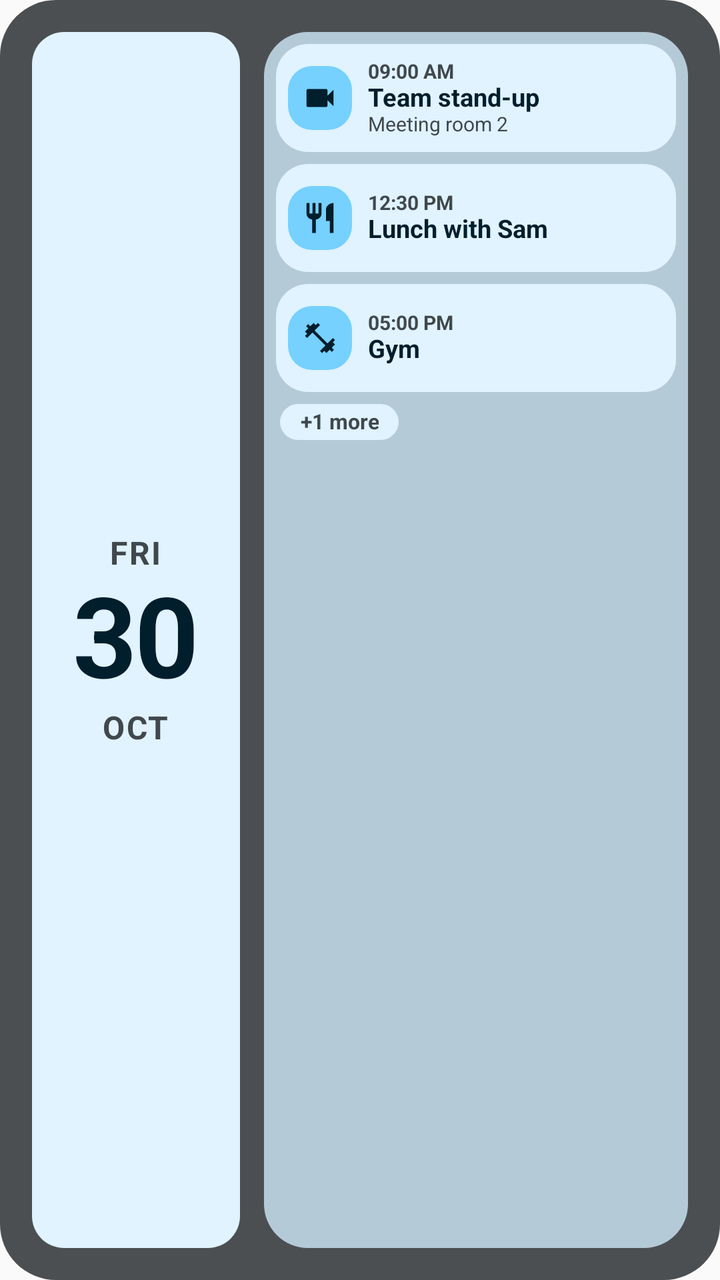
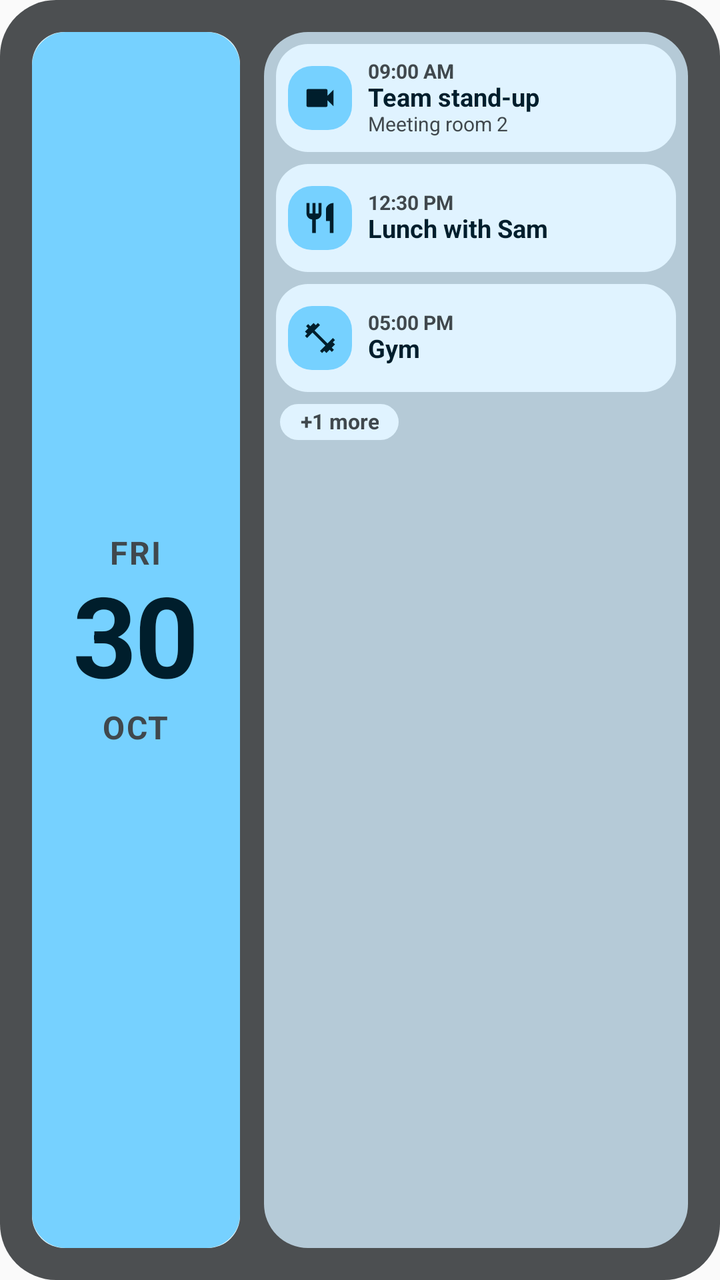

Two renders of the same Android screen: before a commit and after it. Below are the layout's source before the change and the commit's diff.
<!-- AndroidManifest.xml: application theme Theme.WidgetsPlus -->
<!-- res/layout/widget_agenda_preview.xml -->
<?xml version="1.0" encoding="utf-8"?>
<FrameLayout xmlns:android="http://schemas.android.com/apk/res/android"
    xmlns:tools="http://schemas.android.com/tools"
    tools:ignore="UseAppTint"
    android:layout_width="match_parent"
    android:layout_height="match_parent">

    <ImageView android:layout_width="match_parent" android:layout_height="match_parent" android:alpha="0.85" android:contentDescription="@null" android:scaleType="fitXY" android:src="@drawable/agenda_shape_plate" android:tint="@color/agenda_plate" />

    <LinearLayout
        android:layout_width="match_parent"
        android:layout_height="match_parent"
        android:baselineAligned="false"
        android:orientation="horizontal"
        android:padding="16dp">

        <FrameLayout
            android:layout_width="104dp"
            android:layout_height="match_parent">
            <ImageView android:layout_width="match_parent" android:layout_height="match_parent" android:contentDescription="@null" android:scaleType="fitXY" android:src="@drawable/agenda_shape_card" android:tint="@color/agenda_card" />
            <LinearLayout android:layout_width="match_parent" android:layout_height="match_parent" android:gravity="center" android:orientation="vertical">
                <TextView android:layout_width="wrap_content" android:layout_height="wrap_content" android:letterSpacing="0.05" android:text="@string/preview_dow" android:textAllCaps="true" android:textColor="@color/agenda_on_card_var" android:textSize="16sp" android:textStyle="bold" />
                <TextView android:layout_width="wrap_content" android:layout_height="wrap_content" android:includeFontPadding="false" android:letterSpacing="-0.02" android:text="@string/preview_day" android:textColor="@color/agenda_on_card" android:textSize="56sp" android:textStyle="bold" />
                <TextView android:layout_width="wrap_content" android:layout_height="wrap_content" android:letterSpacing="0.05" android:text="@string/preview_mon" android:textAllCaps="true" android:textColor="@color/agenda_on_card_var" android:textSize="16sp" android:textStyle="bold" />
            </LinearLayout>
        </FrameLayout>

        <FrameLayout
            android:layout_width="0dp"
            android:layout_height="match_parent"
            android:layout_marginStart="12dp"
            android:layout_weight="1">
            <ImageView android:layout_width="match_parent" android:layout_height="match_parent" android:contentDescription="@null" android:scaleType="fitXY" android:src="@drawable/agenda_shape_group" android:tint="@color/agenda_group" />
            <LinearLayout android:layout_width="match_parent" android:layout_height="match_parent" android:orientation="vertical" android:padding="6dp">

                <FrameLayout android:layout_width="match_parent" android:layout_height="54dp">
                    <ImageView android:layout_width="match_parent" android:layout_height="match_parent" android:contentDescription="@null" android:scaleType="fitXY" android:src="@drawable/agenda_shape_card" android:tint="@color/agenda_card" />
                    <LinearLayout android:layout_width="match_parent" android:layout_height="match_parent" android:gravity="center_vertical" android:orientation="horizontal" android:paddingStart="6dp" android:paddingEnd="8dp">
                        <FrameLayout android:layout_width="32dp" android:layout_height="32dp">
                            <ImageView android:layout_width="match_parent" android:layout_height="match_parent" android:contentDescription="@null" android:scaleType="fitXY" android:src="@drawable/agenda_shape_badge" android:tint="@color/agenda_badge" />
                            <ImageView android:layout_width="18dp" android:layout_height="18dp" android:layout_gravity="center" android:contentDescription="@null" android:src="@drawable/ic_agenda_videocam" android:tint="@color/agenda_on_card" />
                        </FrameLayout>
                        <LinearLayout android:layout_width="0dp" android:layout_height="wrap_content" android:layout_marginStart="8dp" android:layout_weight="1" android:orientation="vertical">
                            <TextView android:layout_width="match_parent" android:layout_height="wrap_content" android:includeFontPadding="false" android:maxLines="1" android:text="@string/preview_when_1" android:textColor="@color/agenda_on_card_var" android:textSize="10sp" android:textStyle="bold" />
                            <TextView android:layout_width="match_parent" android:layout_height="wrap_content" android:ellipsize="end" android:includeFontPadding="false" android:maxLines="1" android:text="@string/preview_title_1" android:textColor="@color/agenda_on_card" android:textSize="12.5sp" android:textStyle="bold" />
                            <TextView android:layout_width="match_parent" android:layout_height="wrap_content" android:ellipsize="end" android:includeFontPadding="false" android:maxLines="1" android:text="@string/preview_loc_1" android:textColor="@color/agenda_on_card_var" android:textSize="10sp" />
                        </LinearLayout>
                    </LinearLayout>
                </FrameLayout>

                <FrameLayout android:layout_width="match_parent" android:layout_height="54dp" android:layout_marginTop="6dp">
                    <ImageView android:layout_width="match_parent" android:layout_height="match_parent" android:contentDescription="@null" android:scaleType="fitXY" android:src="@drawable/agenda_shape_card" android:tint="@color/agenda_card" />
                    <LinearLayout android:layout_width="match_parent" android:layout_height="match_parent" android:gravity="center_vertical" android:orientation="horizontal" android:paddingStart="6dp" android:paddingEnd="8dp">
                        <FrameLayout android:layout_width="32dp" android:layout_height="32dp">
                            <ImageView android:layout_width="match_parent" android:layout_height="match_parent" android:contentDescription="@null" android:scaleType="fitXY" android:src="@drawable/agenda_shape_badge" android:tint="@color/agenda_badge" />
                            <ImageView android:layout_width="18dp" android:layout_height="18dp" android:layout_gravity="center" android:contentDescription="@null" android:src="@drawable/ic_agenda_restaurant" android:tint="@color/agenda_on_card" />
                        </FrameLayout>
                        <LinearLayout android:layout_width="0dp" android:layout_height="wrap_content" android:layout_marginStart="8dp" android:layout_weight="1" android:orientation="vertical">
                            <TextView android:layout_width="match_parent" android:layout_height="wrap_content" android:includeFontPadding="false" android:maxLines="1" android:text="@string/preview_when_2" android:textColor="@color/agenda_on_card_var" android:textSize="10sp" android:textStyle="bold" />
                            <TextView android:layout_width="match_parent" android:layout_height="wrap_content" android:ellipsize="end" android:includeFontPadding="false" android:maxLines="1" android:text="@string/preview_title_2" android:textColor="@color/agenda_on_card" android:textSize="12.5sp" android:textStyle="bold" />
                        </LinearLayout>
                    </LinearLayout>
                </FrameLayout>

                <FrameLayout android:layout_width="match_parent" android:layout_height="54dp" android:layout_marginTop="6dp">
                    <ImageView android:layout_width="match_parent" android:layout_height="match_parent" android:contentDescription="@null" android:scaleType="fitXY" android:src="@drawable/agenda_shape_card" android:tint="@color/agenda_card" />
                    <LinearLayout android:layout_width="match_parent" android:layout_height="match_parent" android:gravity="center_vertical" android:orientation="horizontal" android:paddingStart="6dp" android:paddingEnd="8dp">
                        <FrameLayout android:layout_width="32dp" android:layout_height="32dp">
                            <ImageView android:layout_width="match_parent" android:layout_height="match_parent" android:contentDescription="@null" android:scaleType="fitXY" android:src="@drawable/agenda_shape_badge" android:tint="@color/agenda_badge" />
                            <ImageView android:layout_width="18dp" android:layout_height="18dp" android:layout_gravity="center" android:contentDescription="@null" android:src="@drawable/ic_agenda_fitness" android:tint="@color/agenda_on_card" />
                        </FrameLayout>
                        <LinearLayout android:layout_width="0dp" android:layout_height="wrap_content" android:layout_marginStart="8dp" android:layout_weight="1" android:orientation="vertical">
                            <TextView android:layout_width="match_parent" android:layout_height="wrap_content" android:includeFontPadding="false" android:maxLines="1" android:text="@string/preview_when_3" android:textColor="@color/agenda_on_card_var" android:textSize="10sp" android:textStyle="bold" />
                            <TextView android:layout_width="match_parent" android:layout_height="wrap_content" android:ellipsize="end" android:includeFontPadding="false" android:maxLines="1" android:text="@string/preview_title_3" android:textColor="@color/agenda_on_card" android:textSize="12.5sp" android:textStyle="bold" />
                        </LinearLayout>
                    </LinearLayout>
                </FrameLayout>

                <FrameLayout android:layout_width="wrap_content" android:layout_height="18dp" android:layout_marginStart="2dp" android:layout_marginTop="6dp">
                    <ImageView android:layout_width="match_parent" android:layout_height="match_parent" android:contentDescription="@null" android:scaleType="fitXY" android:src="@drawable/agenda_shape_chip" android:tint="@color/agenda_card" />
                    <TextView android:layout_width="wrap_content" android:layout_height="match_parent" android:gravity="center" android:includeFontPadding="false" android:paddingStart="10dp" android:paddingEnd="10dp" android:text="@string/preview_more" android:textColor="@color/agenda_on_card_var" android:textSize="10.5sp" android:textStyle="bold" />
                </FrameLayout>
            </LinearLayout>
        </FrameLayout>
    </LinearLayout>
</FrameLayout>
<!-- resources referenced by this layout -->
<resources>
  <color name="agenda_badge">#F5B895</color>
  <color name="agenda_card">#FDF2EC</color>
  <color name="agenda_group">#F2C4A7</color>
  <color name="agenda_on_card">#2B1B12</color>
  <color name="agenda_on_card_var">#65534A</color>
  <color name="agenda_plate">#3A312C</color>
  <!-- drawable agenda_shape_badge (drawable) -->
  <?xml version="1.0" encoding="utf-8"?>
  <shape xmlns:android="http://schemas.android.com/apk/res/android" android:shape="rectangle">
      <solid android:color="#FFFFFFFF" />
      <corners android:radius="12dp" />
  </shape>
  <!-- drawable agenda_shape_card (drawable) -->
  <?xml version="1.0" encoding="utf-8"?>
  <shape xmlns:android="http://schemas.android.com/apk/res/android" android:shape="rectangle">
      <solid android:color="#FFFFFFFF" />
      <corners android:radius="16dp" />
  </shape>
  <!-- drawable agenda_shape_chip (drawable) -->
  <?xml version="1.0" encoding="utf-8"?>
  <shape xmlns:android="http://schemas.android.com/apk/res/android" android:shape="rectangle">
      <solid android:color="#FFFFFFFF" />
      <corners android:radius="999dp" />
  </shape>
  <!-- drawable agenda_shape_group (drawable) -->
  <?xml version="1.0" encoding="utf-8"?>
  <shape xmlns:android="http://schemas.android.com/apk/res/android" android:shape="rectangle">
      <solid android:color="#FFFFFFFF" />
      <corners android:radius="22dp" />
  </shape>
  <!-- drawable agenda_shape_plate (drawable) -->
  <?xml version="1.0" encoding="utf-8"?>
  <shape xmlns:android="http://schemas.android.com/apk/res/android" android:shape="rectangle">
      <solid android:color="#FFFFFFFF" />
      <corners android:radius="28dp" />
  </shape>
  <!-- drawable ic_agenda_restaurant (drawable) -->
  <?xml version="1.0" encoding="utf-8"?>
  <vector xmlns:android="http://schemas.android.com/apk/res/android"
      android:width="24dp" android:height="24dp"
      android:viewportWidth="24" android:viewportHeight="24">
      <path android:fillColor="#FFFFFFFF" android:pathData="M11,9H9V2H7v7H5V2H3v7c0,2.12 1.66,3.84 3.75,3.97V22h2.5v-9.03C11.34,12.84 13,11.12 13,9V2h-2v7zm5,-3v8h2.5v8H21V2c-2.76,0 -5,2.24 -5,4z" />
  </vector>
  <!-- drawable ic_agenda_videocam (drawable) -->
  <?xml version="1.0" encoding="utf-8"?>
  <vector xmlns:android="http://schemas.android.com/apk/res/android"
      android:width="24dp" android:height="24dp"
      android:viewportWidth="24" android:viewportHeight="24">
      <path android:fillColor="#FFFFFFFF" android:pathData="M17,10.5V7c0,-0.55 -0.45,-1 -1,-1H4c-0.55,0 -1,0.45 -1,1v10c0,0.55 0.45,1 1,1h12c0.55,0 1,-0.45 1,-1v-3.5l4,4v-11l-4,4z" />
  </vector>
  <string name="preview_day" translatable="false">30</string>
  <string name="preview_dow" translatable="false">Fri</string>
  <string name="preview_loc_1" translatable="false">Meeting room 2</string>
  <string name="preview_mon" translatable="false">Oct</string>
  <string name="preview_more" translatable="false">+1 more</string>
  <string name="preview_title_1" translatable="false">Team stand-up</string>
  <string name="preview_title_2" translatable="false">Lunch with Sam</string>
  <string name="preview_title_3" translatable="false">Gym</string>
  <string name="preview_when_1" translatable="false">09:00 AM</string>
  <string name="preview_when_2" translatable="false">12:30 PM</string>
  <string name="preview_when_3" translatable="false">05:00 PM</string>
  <style name="Theme.WidgetsPlus" parent="android:Theme.Material.Light.NoActionBar">
          <item name="android:windowLightStatusBar">true</item>
      </style>
  <!-- unchanged entries left out for length: 1 -->
</resources>

<!-- the commit's change to res/layout/widget_agenda_preview.xml (unified diff, before → after) -->
@@ -18,6 +18,7 @@
             android:layout_width="104dp"
             android:layout_height="match_parent">
             <ImageView android:layout_width="match_parent" android:layout_height="match_parent" android:contentDescription="@null" android:scaleType="fitXY" android:src="@drawable/agenda_shape_card" android:tint="@color/agenda_card" />
+            <ImageView android:layout_width="match_parent" android:layout_height="match_parent" android:contentDescription="@null" android:scaleType="fitXY" android:src="@drawable/agenda_today_ring" android:tint="@color/agenda_accent" />
             <LinearLayout android:layout_width="match_parent" android:layout_height="match_parent" android:gravity="center" android:orientation="vertical">
                 <TextView android:layout_width="wrap_content" android:layout_height="wrap_content" android:letterSpacing="0.05" android:text="@string/preview_dow" android:textAllCaps="true" android:textColor="@color/agenda_on_card_var" android:textSize="16sp" android:textStyle="bold" />
                 <TextView android:layout_width="wrap_content" android:layout_height="wrap_content" android:includeFontPadding="false" android:letterSpacing="-0.02" android:text="@string/preview_day" android:textColor="@color/agenda_on_card" android:textSize="56sp" android:textStyle="bold" />
<!-- resource entries referenced after the edit -->
@@ -1,5 +1,6 @@
 <!-- resources referenced by this layout -->
 <resources>
+  <color name="agenda_accent">#F5B895</color>
   <color name="agenda_badge">#F5B895</color>
   <color name="agenda_card">#FDF2EC</color>
   <color name="agenda_group">#F2C4A7</color>
@@ -36,6 +37,12 @@
       <solid android:color="#FFFFFFFF" />
       <corners android:radius="28dp" />
   </shape>
+  <!-- drawable agenda_today_ring (drawable) -->
+  <?xml version="1.0" encoding="utf-8"?>
+  <shape xmlns:android="http://schemas.android.com/apk/res/android" android:shape="rectangle">
+      <stroke android:width="2dp" android:color="#FFFFFFFF" />
+      <corners android:radius="16dp" />
+  </shape>
   <!-- drawable ic_agenda_restaurant (drawable) -->
   <?xml version="1.0" encoding="utf-8"?>
   <vector xmlns:android="http://schemas.android.com/apk/res/android"
